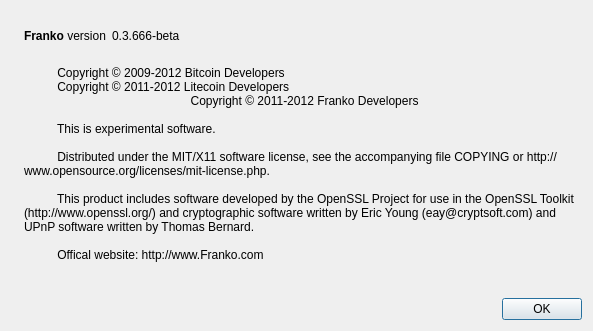
Above: src/qt/forms/aboutdialog.ui from artturo/franko-6.3.3 before the change. Below: the same form after it.
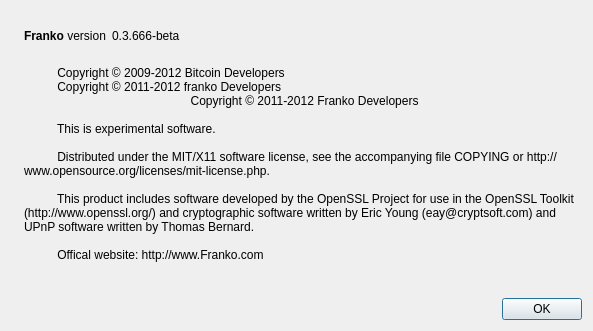
That is the form after the change. Icons and pictures are not drawn.

Commit message:
Franko variable update
somehow github made this two updates.

```diff
--- a/src/qt/forms/aboutdialog.ui
+++ b/src/qt/forms/aboutdialog.ui
@@ -96,7 +96,7 @@
        <property name="text">
         <string>
           Copyright © 2009-2012 Bitcoin Developers
-          Copyright © 2011-2012 Litecoin Developers
+          Copyright © 2011-2012 franko Developers
 		  Copyright © 2011-2012 Franko Developers
 
           This is experimental software.
```
The commit also changes 60 other files.
